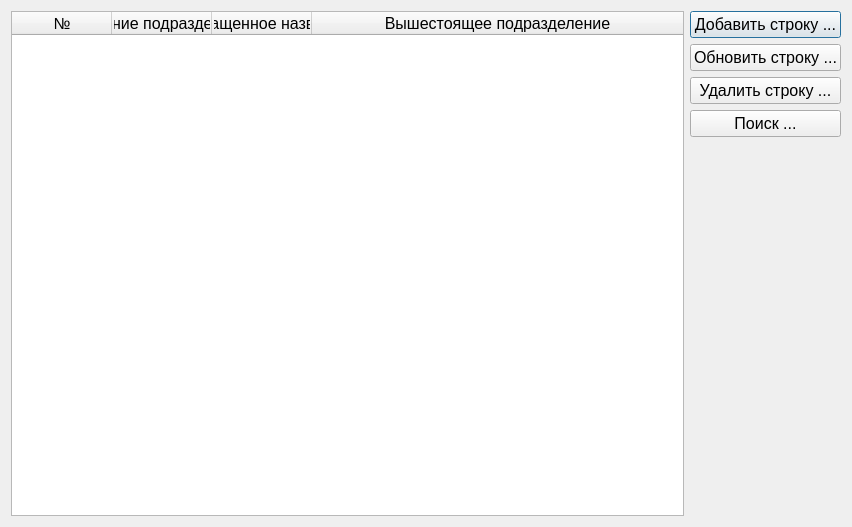
NadinD/Pyqt_db, file PyQT_BD/My_PyQt_db/unit.ui: the form before one commit.
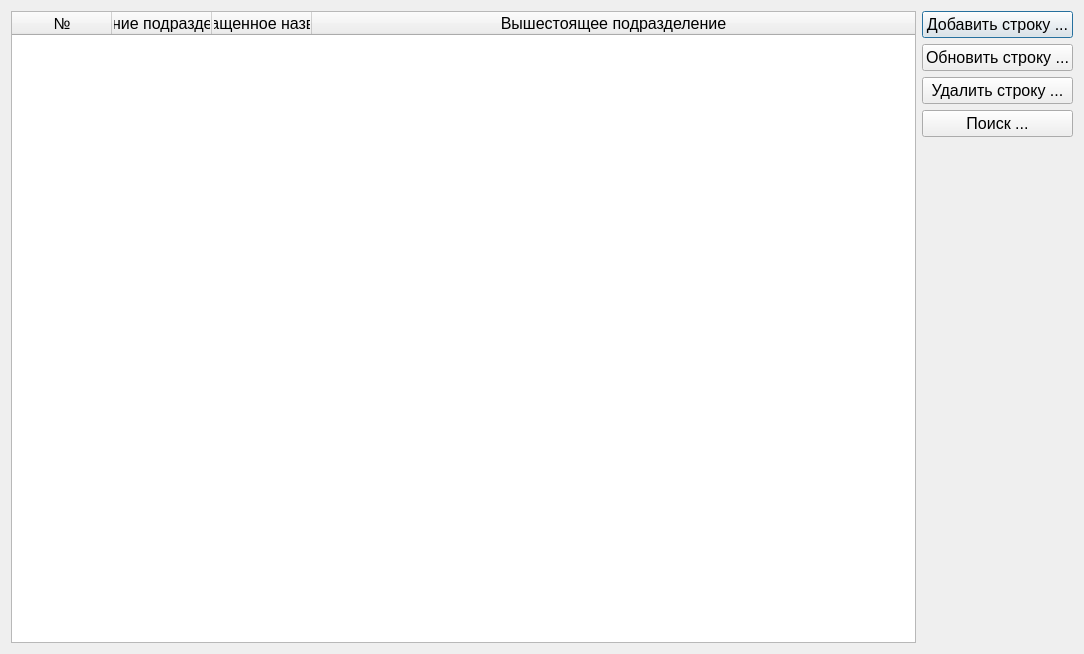
The form after the commit.

Commit message: Добавлена форма Подразделения

What changed in the file:
```diff
--- a/PyQT_BD/My_PyQt_db/unit.ui
+++ b/PyQT_BD/My_PyQt_db/unit.ui
@@ -6,8 +6,8 @@
    <rect>
     <x>0</x>
     <y>0</y>
-    <width>852</width>
-    <height>527</height>
+    <width>1084</width>
+    <height>654</height>
    </rect>
   </property>
   <property name="windowTitle">
```
Left out of the diff: 6 changed lines with no effect on the pictures. The commit also changes 5 other files.
